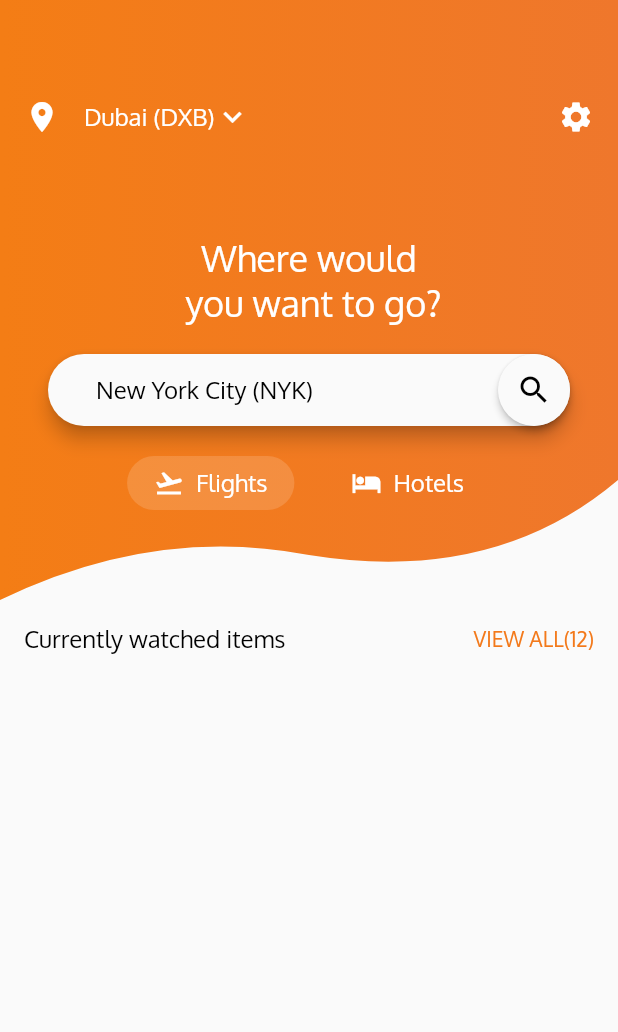
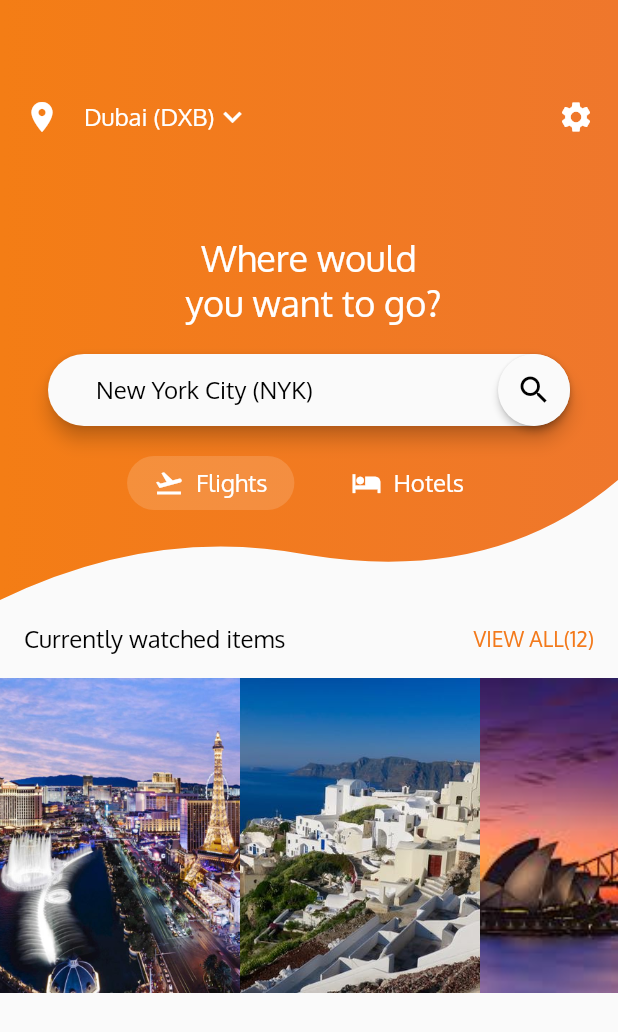
Before and after one commit to abyabrkal/flutter-flights, a Flutter app: the screen it shows after launch, on a phone screen of 412 x 824 dp. Shown: the top 1032 px of the screen. Run offline on Flutter 3.47's test engine with Material 2 defaults, Android fonts, the phone set to English and light mode, and no system bars.

```diff
--- a/lib/main.dart
+++ b/lib/main.dart
@@ -214,5 +214,37 @@ var homeScreenBottomPart = Column(
           Text("VIEW ALL(12)", style: viewAllStyle,),
         ],),
     ),
+    Container(
+      height: 210,
+      child: ListView(
+        scrollDirection: Axis.horizontal,
+        children: cityCards,
+      ),
+    )
   ],
 );
+
+List<CityCard> cityCards = [
+  CityCard("assets/images/lasvegas.jpg", "Las Vegas", "Feb 2019", "45", "4299", "2250"),
+  CityCard("assets/images/athens.jpg", "Athens", "Apr 2019", "50", "9999", "4150"),
+  CityCard("assets/images/sydney.jpeg", "Sydney", "Mar 2019", "40", "5999", "2350"),
+];
+
+class CityCard extends StatelessWidget {
+  final String imagePath, cityName, monthYear, discount, oldPrice, newPrice;
+
+  CityCard(this.imagePath, this.cityName, this.monthYear, this.discount, this.oldPrice, this.newPrice);
+
+  @override
+  Widget build(BuildContext context) {
+    return Stack(
+      children: <Widget>[
+        Container(
+          height: 210,
+          width: 160,
+          child: Image.asset(imagePath, fit: BoxFit.cover,),
+        ),
+      ],
+    );
+  }
+}
```
